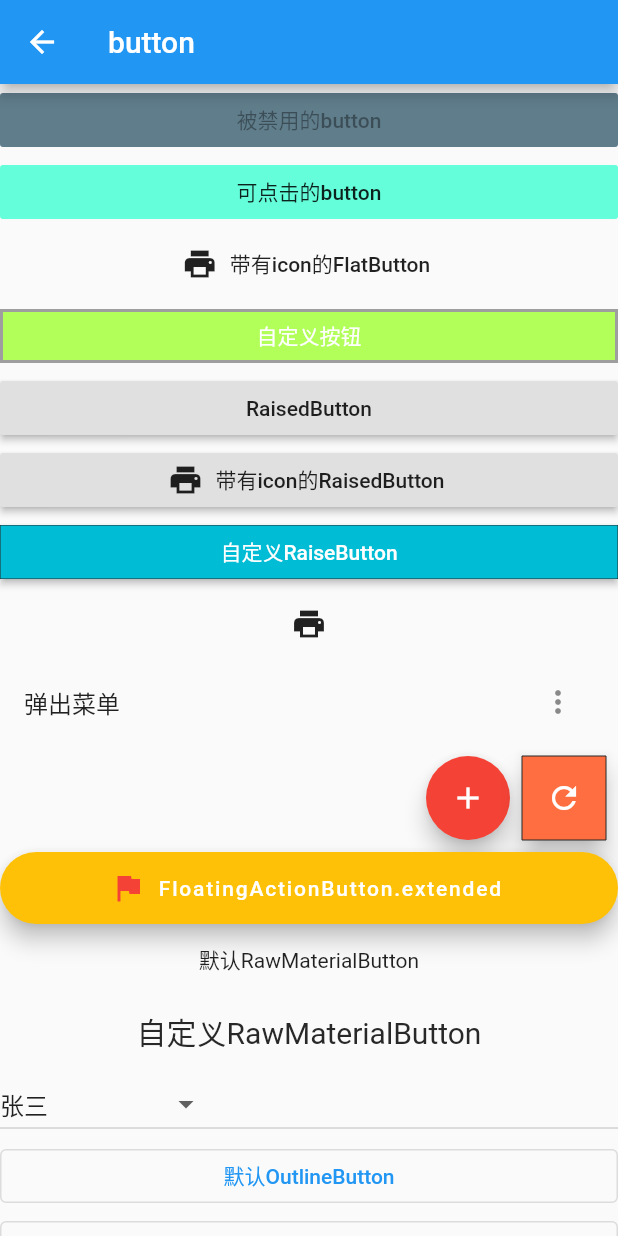
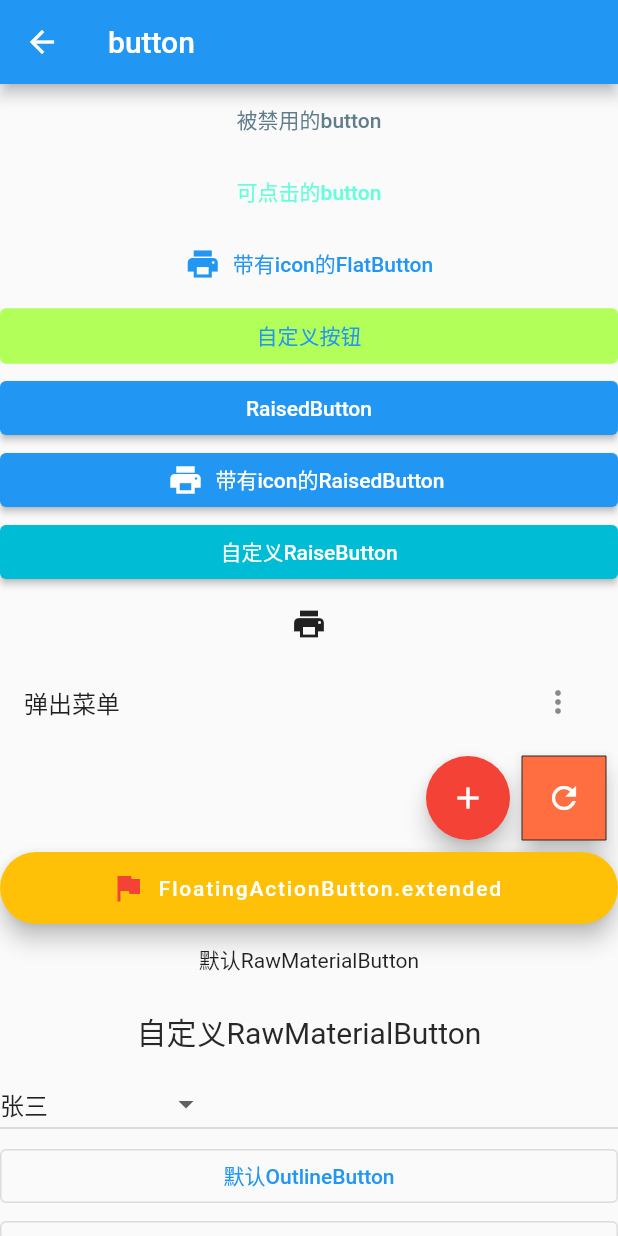
Before and after one commit to huangyuanlove/all_flutter_widget, a Flutter app: the ButtonWidget screen opened by its route, on a phone screen of 412 x 824 dp. Run offline on Flutter 3.47's test engine with Material 2 defaults, Android fonts, the light colour scheme and no system bars; our stand-ins replace flutter_riverpod, flutter_widget_from_html_core.

Commit message:
适配3.7.0  api变更

```diff
--- a/lib/all_widget.dart
+++ b/lib/all_widget.dart
@@ -135,7 +135,7 @@ class EntryItem extends StatelessWidget {
   Widget _buildTiles(Entry root, BuildContext context) {
     if (root.children.isEmpty) {
       return ListTile(
-          title: FlatButton(
+          title: TextButton(
               onPressed: () {
                 Navigator.of(context).pushNamed(root.title);
               },
--- a/lib/all_widget/form/button.dart
+++ b/lib/all_widget/form/button.dart
@@ -29,108 +29,81 @@ class _ButtonWidgetState extends State<ButtonWidget> {
       ),
       body: ListView(
         children: <Widget>[
-          FlatButton(
+          TextButton(
             onPressed: null,
             child: Text("被禁用的button"),
-            disabledColor: Colors.blueGrey,
+            style: TextButton.styleFrom(
+              disabledForegroundColor: Colors.blueGrey,
+            ),
+
           ),
-          FlatButton(
+          TextButton(
             onPressed: () {
               print("点击了Button");
             },
             child: Text("可点击的button"),
-            color: Colors.tealAccent,
+            style: TextButton.styleFrom(
+              foregroundColor: Colors.tealAccent,
+            ),
+
           ),
-          FlatButton.icon(
+          TextButton.icon(
             onPressed: () {
               print("点了了带有icon的FlatButton");
             },
             icon: Icon(Icons.print),
             label: Text("带有icon的FlatButton"),
           ),
-          FlatButton(
+          TextButton(
               // 文本内容
               child: Text("自定义按钮", semanticsLabel: 'FLAT BUTTON 2'),
-              // 按钮颜色
-              color: Colors.lightGreenAccent,
-              // 按钮亮度
-              colorBrightness: Brightness.dark,
-              // 高亮时的背景色
-              //highlightColor: Colors.yellow,
-              // 失效时的背景色
-              disabledColor: Colors.grey,
-              // 该按钮上的文字颜色，但是前提是不设置字体自身的颜色时才会起作用
-              textColor: Colors.white,
-              // 按钮失效时的文字颜色，同样的不能使用文本自己的样式或者颜色时才会起作用
-              disabledTextColor: Colors.grey,
-              // 按钮主题,主要用于与ButtonTheme和ButtonThemeData一起使用来定义按钮的基色,RaisedButton，FlatButton，OutlineButton，它们是基于环境ButtonTheme配置的
-              //ButtonTextTheme.accent，使用模版颜色的;ButtonTextTheme.normal，按钮文本是黑色或白色取决于。ThemeData.brightness;ButtonTextTheme.primary，按钮文本基于。ThemeData.primaryColor.
-              textTheme: ButtonTextTheme.normal,
-              // 按钮内部,墨汁飞溅的颜色,点击按钮时的渐变背景色，当你不设置高亮背景时才会看的更清楚
-              splashColor: Colors.deepPurple,
+              style: TextButton.styleFrom(
+                // 按钮颜色
+                backgroundColor: Colors.lightGreenAccent,
+
+
+                // 失效时的背景色
+                disabledBackgroundColor: Colors.grey,
+
+
+              ),
+
+
+
               // 抗锯齿能力,抗锯齿等级依次递增,none（默认),hardEdge,antiAliasWithSaveLayer,antiAlias
               clipBehavior: Clip.antiAlias,
-              padding: EdgeInsets.only(
-                  bottom: 5.0, top: 5.0, left: 30.0, right: 30.0),
-              shape: Border.all(
-                // 设置边框样式
-                color: Colors.grey,
-                width: 2.0,
-                style: BorderStyle.solid,
-              ),
+
+
               // FlatButton 的点击事件
               onPressed: () {
                 // Perform some action
               },
-              // 改变高亮颜色回掉函数，一个按钮会触发两次，按下后改变时触发一次，松手后恢复原始颜色触发一次
-              // 参数 bool，按下后true，恢复false
-              onHighlightChanged: (isClick) {
-                print(isClick);
-              }),
-          RaisedButton(
+          ),
+          ElevatedButton(
             onPressed: () {
               print("点击了凸起按钮");
             },
             child: Text("RaisedButton"),
           ),
-          RaisedButton.icon(
+          ElevatedButton.icon(
               onPressed: () {},
               icon: Icon(Icons.print),
               label: Text("带有icon的RaisedButton")),
-          RaisedButton(
+          ElevatedButton(
               child: Text("自定义RaiseButton", semanticsLabel: 'FLAT BUTTON 2'),
-              // 按钮颜色
-              color: Colors.cyan,
-              // 按钮亮度
-              colorBrightness: Brightness.dark,
-              // 高亮时的背景色
-              //highlightColor: Colors.yellow,
-              // 失效时的背景色
-              disabledColor: Colors.grey,
-              // 该按钮上的文字颜色，但是前提是不设置字体自身的颜色时才会起作用
-              textColor: Colors.white,
-              // 按钮失效时的文字颜色，同样的不能使用文本自己的样式或者颜色时才会起作用
-              disabledTextColor: Colors.grey,
-              // 按钮主题,主要用于与ButtonTheme和ButtonThemeData一起使用来定义按钮的基色,RaisedButton，RaisedButton，OutlineButton，它们是基于环境ButtonTheme配置的
-              //ButtonTextTheme.accent，使用模版颜色的;ButtonTextTheme.normal，按钮文本是黑色或白色取决于。ThemeData.brightness;ButtonTextTheme.primary，按钮文本基于。ThemeData.primaryColor.
-              textTheme: ButtonTextTheme.normal,
-              // 按钮内部,墨汁飞溅的颜色,点击按钮时的渐变背景色，当你不设置高亮背景时才会看的更清楚
-              splashColor: Colors.deepPurple,
-              // 抗锯齿能力,抗锯齿等级依次递增,none（默认),hardEdge,antiAliasWithSaveLayer,antiAlias
+              style: ElevatedButton.styleFrom(
+                // 按钮颜色
+                backgroundColor: Colors.cyan,
+
+              ),
               clipBehavior: Clip.antiAlias,
-              padding: EdgeInsets.only(
-                  bottom: 5.0, top: 5.0, left: 30.0, right: 30.0),
-              shape: drawShape(buttonShapeType),
               // RaisedButton 的点击事件
               onPressed: () {
                 // Perform some action
                 setButtonShapeType();
               },
-              // 改变高亮颜色回掉函数，一个按钮会触发两次，按下后改变时触发一次，松手后恢复原始颜色触发一次
-              // 参数 bool，按下后true，恢复false
-              onHighlightChanged: (isClick) {
-                print(isClick);
-              }),
+
+             ),
           IconButton(
             icon: Icon(Icons.print),
             onPressed: () {
--- a/lib/all_widget/form/slider_widget.dart
+++ b/lib/all_widget/form/slider_widget.dart
@@ -37,7 +37,7 @@ class _DefaultSliderState extends State<DefaultSlider> {
       onChanged: (value) {
         setState(() {
           this.value = value;
-          Scaffold.of(context)
+          ScaffoldMessenger.of(context)
               .showSnackBar(SnackBar(content: Text("value $value")));
           print("DefaultSlider value $value");
         });
--- a/lib/all_widget/form/switch_widget.dart
+++ b/lib/all_widget/form/switch_widget.dart
@@ -256,7 +256,7 @@ class _DefaultAnimatedSwitcherState extends State<DefaultAnimatedSwitcher> with
               style: TextStyle(color: Colors.green,fontSize: 20)
           ),
         ),
-        RaisedButton(
+        ElevatedButton(
           child: const Text('Increment'),
           onPressed: () {
             slideAnimationController.reset();
--- a/lib/all_widget/frame/spacing_widget.dart
+++ b/lib/all_widget/frame/spacing_widget.dart
@@ -43,7 +43,7 @@ class _SpacingWidgetState extends State<SpacingWidget> {
               color: Colors.blueAccent,
             ),
           ),
-          RaisedButton(
+          ElevatedButton(
             onPressed: _changePadding,
             child: Text('change padding'),
           )
--- a/lib/all_widget/list_view/animated_list.dart
+++ b/lib/all_widget/list_view/animated_list.dart
@@ -87,7 +87,7 @@ class _AnimatedListViewWidgetState extends State<AnimatedListViewWidget> {
               tooltip: 'remove the selected item',
             ),
           ],
-          leading: FlatButton(onPressed: (){Navigator.of(context).pop();}, child: Icon(Icons.arrow_back_ios)),
+          leading: TextButton(onPressed: (){Navigator.of(context).pop();}, child: Icon(Icons.arrow_back_ios)),
         ),
         body: Padding(
           padding: const EdgeInsets.all(16.0),
--- a/lib/all_widget/menu/some_menu_widget.dart
+++ b/lib/all_widget/menu/some_menu_widget.dart
@@ -6,7 +6,7 @@ class SomeMenuWidget extends StatefulWidget {
 }
 
 class _SomeMenuWidgetState extends State<SomeMenuWidget> {
-  GlobalKey<ScaffoldState> _scaffoldKey = GlobalKey<ScaffoldState>();
+  GlobalKey<ScaffoldMessengerState> _scaffoldKey = GlobalKey<ScaffoldMessengerState>();
 
   List<String> _checkedValues =[];
   final String _checkedValue1 = 'One';
--- a/lib/main.dart
+++ b/lib/main.dart
@@ -52,6 +52,9 @@ class MyApp extends StatelessWidget {
         routes: {
           "Checkbox": (BuildContext context) {
             return CheckBoxWidget();
+          },
+          "Box": (BuildContext context) {
+            return BoxWidget();
           },
           "Button": (BuildContext context) {
             return ButtonWidget();
--- a/lib/other/animation/animation_page.dart
+++ b/lib/other/animation/animation_page.dart
@@ -15,7 +15,7 @@ class _AnimationPageWidgetState extends State<AnimationPageWidget> {
       ),
       body: ListView(
         children: <Widget>[
-          RaisedButton(
+          ElevatedButton(
             onPressed: () {
               Navigator.of(context)
                   .push(MaterialPageRoute(builder: (BuildContext context) {
--- a/lib/widget_test/listview_slide/swipe_list_item_demo_page.dart
+++ b/lib/widget_test/listview_slide/swipe_list_item_demo_page.dart
@@ -49,7 +49,7 @@ class _SwipeListItemDemoPagePageState extends State<SwipeListItemDemoPage> {
           child: new IconButton(
             icon: new Icon(Icons.delete),
             color: Colors.white,
-            onPressed: () => Scaffold.of(context)
+            onPressed: () => ScaffoldMessenger.of(context)
                 .showSnackBar(SnackBar(content: Text("$item Delete"))),
           ),
         ),
@@ -58,7 +58,7 @@ class _SwipeListItemDemoPagePageState extends State<SwipeListItemDemoPage> {
           child: new IconButton(
             icon: new Icon(Icons.info),
             color: Colors.white,
-            onPressed: () => Scaffold.of(context)
+            onPressed: () => ScaffoldMessenger.of(context)
                 .showSnackBar(SnackBar(content: Text("$item Info"))),
           ),
         ),
--- a/lib/widget_test/notification_test/notification_test_widget_route.dart
+++ b/lib/widget_test/notification_test/notification_test_widget_route.dart
@@ -32,7 +32,7 @@ class NotificationWidgetRouteState extends State<NotificationWidgetRoute>{
           children: <Widget>[
             Builder(
               builder: (context) {
-                return RaisedButton(
+                return ElevatedButton(
                   //按钮点击时分发通知
                   onPressed: () => MyNotification(msg: "hi ").dispatch(context),
                   child: Text("Send Notification"),
--- a/lib/widget_test/notification_test/small_notification_widget.dart
+++ b/lib/widget_test/notification_test/small_notification_widget.dart
@@ -4,7 +4,7 @@ import 'notification_test.dart';
 class SmallNotificationWidget extends StatelessWidget {
   @override
   Widget build(BuildContext context) {
-    return FlatButton(
+    return TextButton(
       child: Text("点击发送通知"),
       onPressed: () {
         MyNotification(msg: "SmallNotificationWidget").dispatch(context);
--- a/lib/widget_test/test_deliver_value.dart
+++ b/lib/widget_test/test_deliver_value.dart
@@ -14,7 +14,7 @@ class TestDeliverValueWidget extends StatelessWidget{
         body: Stack(
         children: <Widget>[
           Text(value),
-          FlatButton(
+          TextButton(
             child: Text("返回"),
             onPressed: (){
 
```
Also changed, not shown: lib/all_widget/bar/app_bar_widget.dart (+4 -4 lines), lib/all_widget/dialog/some_dialog_widget.dart (+5 -5 lines), lib/all_widget/frame/box_widget/box_widget.dart (+7 -7 lines), lib/all_widget/frame/expanded_widget.dart (+30 -12 lines), lib/widget_test/custom_error_widget.dart (+4 -4 lines), pubspec.yaml (+5 -5 lines), 3 other files.
